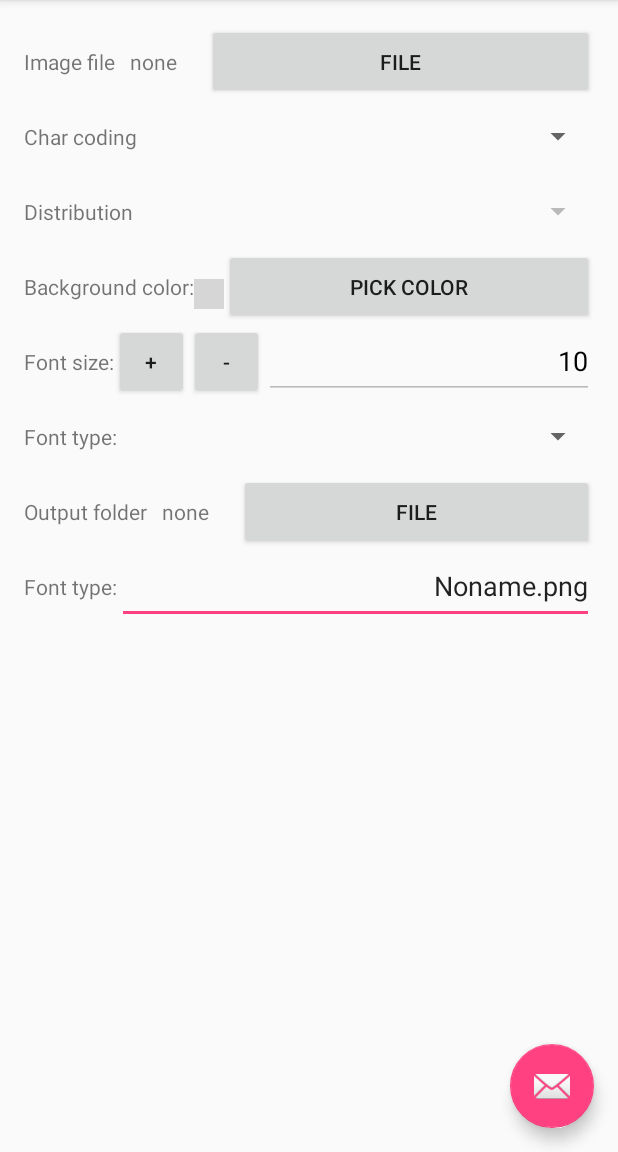
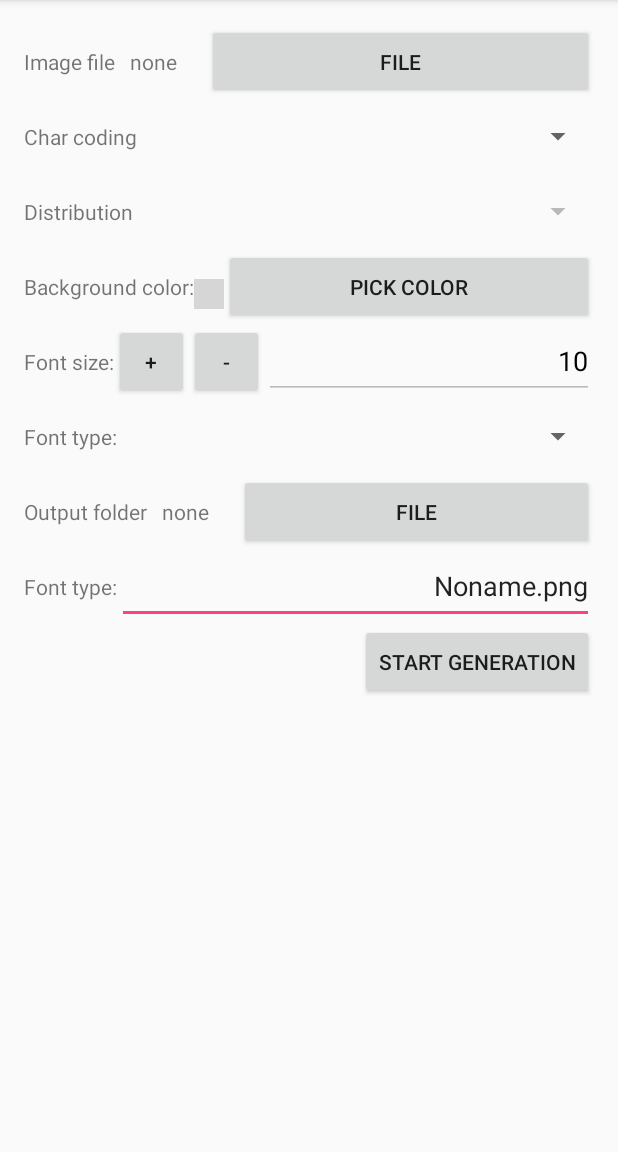
Before and after one commit to jesperancinha/image-train-filters-android, an Android app: the screen it shows after launch (MainActivity), on a phone screen of 412 x 824 dp, the part 84-1236 px from its top. Run offline under Robolectric (Android 15) with nearby library versions, the phone set to English and light mode, and no system bars; libraries missing offline, so code that uses them is left out: com.flask.colorpicker, com.steelzack.chartizate; 3 statements that could not run were skipped; grey boxes are pictures that could not be loaded.

Commit message:
SZ-N Solves persistence issue

```diff
--- a/app/src/main/java/com/steelzack/pencelizer/FileManagerActivity.java
+++ b/app/src/main/java/com/steelzack/pencelizer/FileManagerActivity.java
@@ -104,6 +104,9 @@ public class FileManagerActivity extends ListActivity {
     public void pBackToMain(FileManagerItem fileManagerItem) {
         final Intent intent = new Intent(FileManagerActivity.this, MainActivity.class);
         intent.putExtra("fileItem", fileManagerItem);
-        startActivity(intent);
+        setResult(
+                android.app.Activity.RESULT_OK,
+                intent);
+        finish();
     }
 }
--- a/app/src/main/res/layout/activity_main.xml
+++ b/app/src/main/res/layout/activity_main.xml
@@ -24,12 +24,4 @@
 
     <include layout="@layout/content_main"/>
 
-    <android.support.design.widget.FloatingActionButton
-        android:id="@+id/fab"
-        android:layout_width="wrap_content"
-        android:layout_height="wrap_content"
-        android:layout_gravity="bottom|end"
-        android:layout_margin="@dimen/fab_margin"
-        android:src="@android:drawable/ic_dialog_email" />
-
 </android.support.design.widget.CoordinatorLayout>
--- a/app/src/main/res/layout/content_main.xml
+++ b/app/src/main/res/layout/content_main.xml
@@ -269,4 +269,18 @@
         android:textAlignment="textEnd"
         />
 
+    <Button
+        style="?android:attr/buttonStyleSmall"
+        android:layout_width="wrap_content"
+        android:layout_height="50dp"
+        android:text="Start generation"
+        android:id="@+id/btnStart"
+        android:layout_gravity="right"
+        android:onClick="pGenerateFile"
+        android:singleLine="false"
+        android:layout_alignParentRight="true"
+        android:height="50dp"
+        android:layout_below="@id/editOutputFileName"
+        />
+
 </RelativeLayout>
--- a/app/src/main/res/values-v21/styles.xml
+++ b/app/src/main/res/values-v21/styles.xml
@@ -5,4 +5,6 @@
             <item name="android:windowDrawsSystemBarBackgrounds">true</item>
             <item name="android:statusBarColor">@android:color/transparent</item>
         </style>
+
+    <style name="czFloatingActionButton"></style>
 </resources>
--- /dev/null
+++ b/app/src/main/res/values-w820dp/styles.xml
@@ -0,0 +1,5 @@
+<?xml version="1.0" encoding="utf-8"?>
+<resources>
+
+    <style name="czFloatingActionButton"></style>
+</resources>
--- a/app/src/main/res/values/styles.xml
+++ b/app/src/main/res/values/styles.xml
@@ -14,4 +14,6 @@
     <style name="AppTheme.AppBarOverlay" parent="ThemeOverlay.AppCompat.Dark.ActionBar" />
     <style name="AppTheme.PopupOverlay" parent="ThemeOverlay.AppCompat.Light" />
 
+    <style name="czFloatingActionButton"></style>
+
 </resources>
```
Also changed, not shown: app/src/main/java/com/steelzack/pencelizer/MainActivity.java (+37 -12 lines), app/src/main/java/com/steelzack/pencelizer/file/manager/FileManagerAdapter.java (+29 -11 lines), app/src/main/res/layout/file_navigator.xml (+3 -13 lines).
